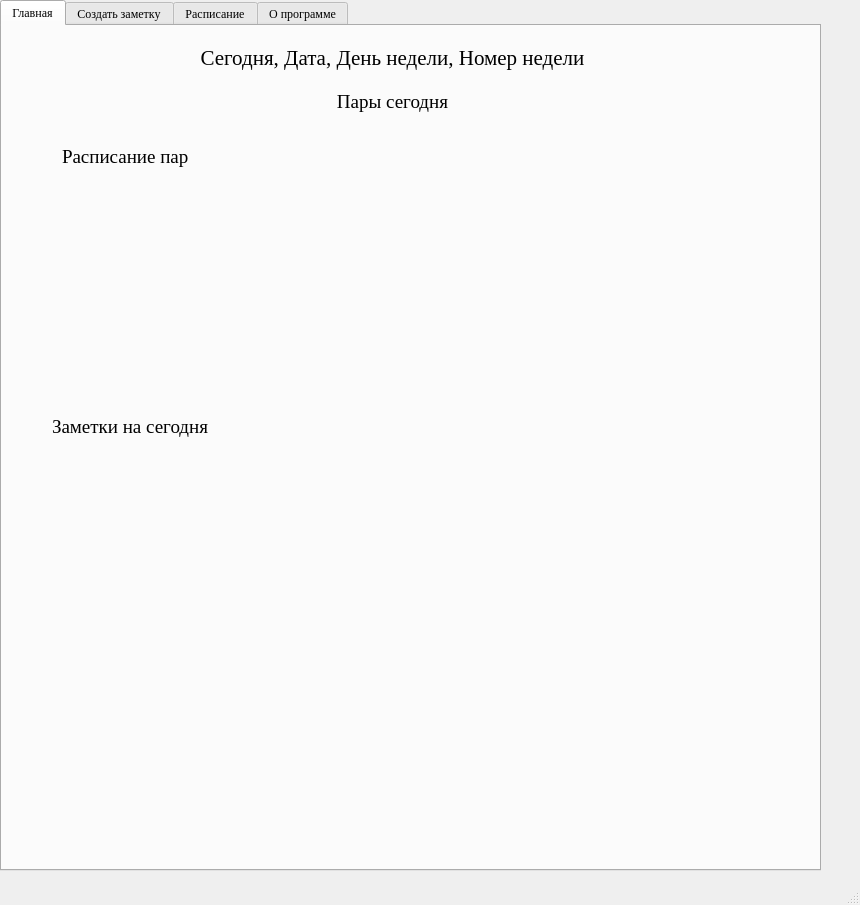
Above: mainwindow.ui from artempal/course_2016 before the change. Below: the same form after it.
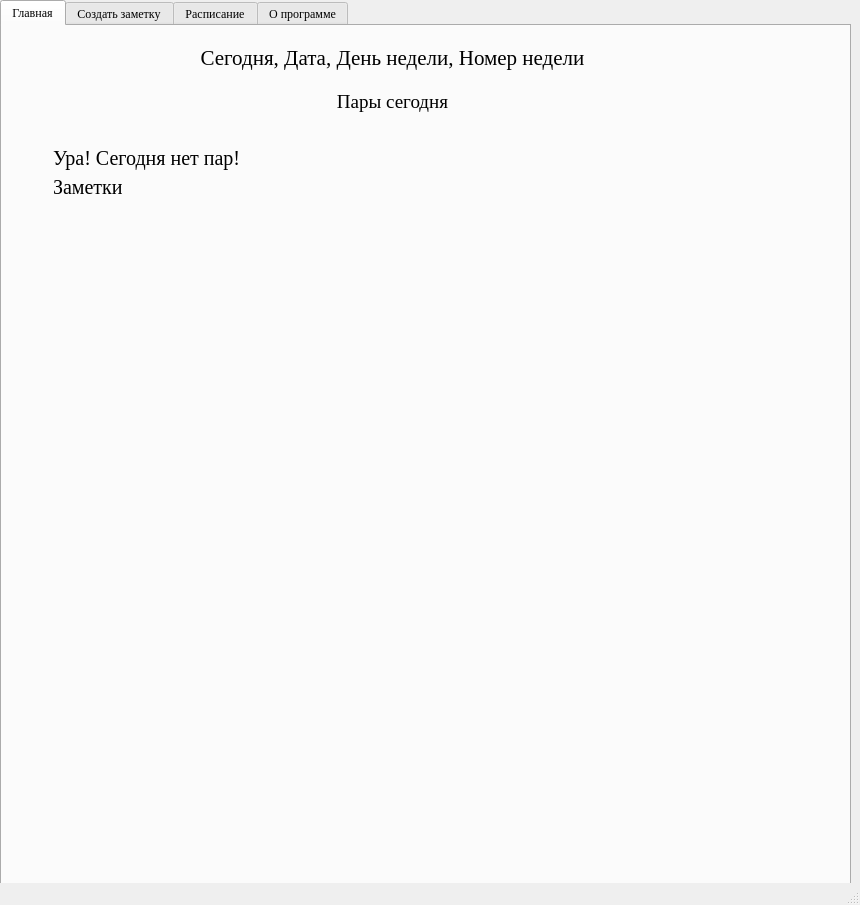
That is the form after the change.

Commit message: изменение отображений главного окна

Patch:
```diff
--- a/mainwindow.ui
+++ b/mainwindow.ui
@@ -24,8 +24,8 @@
      <rect>
       <x>0</x>
       <y>0</y>
-      <width>821</width>
-      <height>871</height>
+      <width>851</width>
+      <height>891</height>
      </rect>
     </property>
     <property name="currentIndex">
@@ -35,30 +35,6 @@
      <attribute name="title">
       <string>Главная</string>
      </attribute>
-     <widget class="QLabel" name="marks_conteiner">
-      <property name="geometry">
-       <rect>
-        <x>50</x>
-        <y>390</y>
-        <width>601</width>
-        <height>351</height>
-       </rect>
-      </property>
-      <property name="font">
-       <font>
-        <pointsize>14</pointsize>
-       </font>
-      </property>
-      <property name="text">
-       <string>Заметки на сегодня</string>
-      </property>
-      <property name="alignment">
-       <set>Qt::AlignLeading|Qt::AlignLeft|Qt::AlignTop</set>
-      </property>
-      <property name="margin">
-       <number>25</number>
-      </property>
-     </widget>
      <widget class="QLabel" name="h1_main">
       <property name="geometry">
        <rect>
@@ -86,27 +62,6 @@
        <bool>false</bool>
       </property>
      </widget>
-     <widget class="QLabel" name="sch_output">
-      <property name="geometry">
-       <rect>
-        <x>60</x>
-        <y>120</y>
-        <width>601</width>
-        <height>261</height>
-       </rect>
-      </property>
-      <property name="font">
-       <font>
-        <pointsize>14</pointsize>
-       </font>
-      </property>
-      <property name="text">
-       <string>Расписание пар</string>
-      </property>
-      <property name="alignment">
-       <set>Qt::AlignLeading|Qt::AlignLeft|Qt::AlignTop</set>
-      </property>
-     </widget>
      <widget class="QLabel" name="label_5">
       <property name="geometry">
        <rect>
@@ -128,6 +83,61 @@
        <set>Qt::AlignCenter</set>
       </property>
      </widget>
+     <widget class="QWidget" name="verticalLayoutWidget">
+      <property name="geometry">
+       <rect>
+        <x>40</x>
+        <y>110</y>
+        <width>731</width>
+        <height>731</height>
+       </rect>
+      </property>
+      <layout class="QVBoxLayout" name="verticalLayout">
+       <item>
+        <widget class="QLabel" name="sch_output">
+         <property name="sizePolicy">
+          <sizepolicy hsizetype="Preferred" vsizetype="Maximum">
+           <horstretch>0</horstretch>
+           <verstretch>0</verstretch>
+          </sizepolicy>
+         </property>
+         <property name="font">
+          <font>
+           <family>Georgia</family>
+           <pointsize>15</pointsize>
+          </font>
+         </property>
+         <property name="text">
+          <string>Ура! Сегодня нет пар!</string>
+         </property>
+         <property name="alignment">
+          <set>Qt::AlignLeading|Qt::AlignLeft|Qt::AlignTop</set>
+         </property>
+        </widget>
+       </item>
+       <item>
+        <widget class="QLabel" name="marks_conteiner">
+         <property name="sizePolicy">
+          <sizepolicy hsizetype="Preferred" vsizetype="Preferred">
+           <horstretch>0</horstretch>
+           <verstretch>0</verstretch>
+          </sizepolicy>
+         </property>
+         <property name="font">
+          <font>
+           <pointsize>15</pointsize>
+          </font>
+         </property>
+         <property name="text">
+          <string>Заметки</string>
+         </property>
+         <property name="alignment">
+          <set>Qt::AlignLeading|Qt::AlignLeft|Qt::AlignTop</set>
+         </property>
+        </widget>
+       </item>
+      </layout>
+     </widget>
     </widget>
     <widget class="QWidget" name="tab_2">
      <attribute name="title">
```
